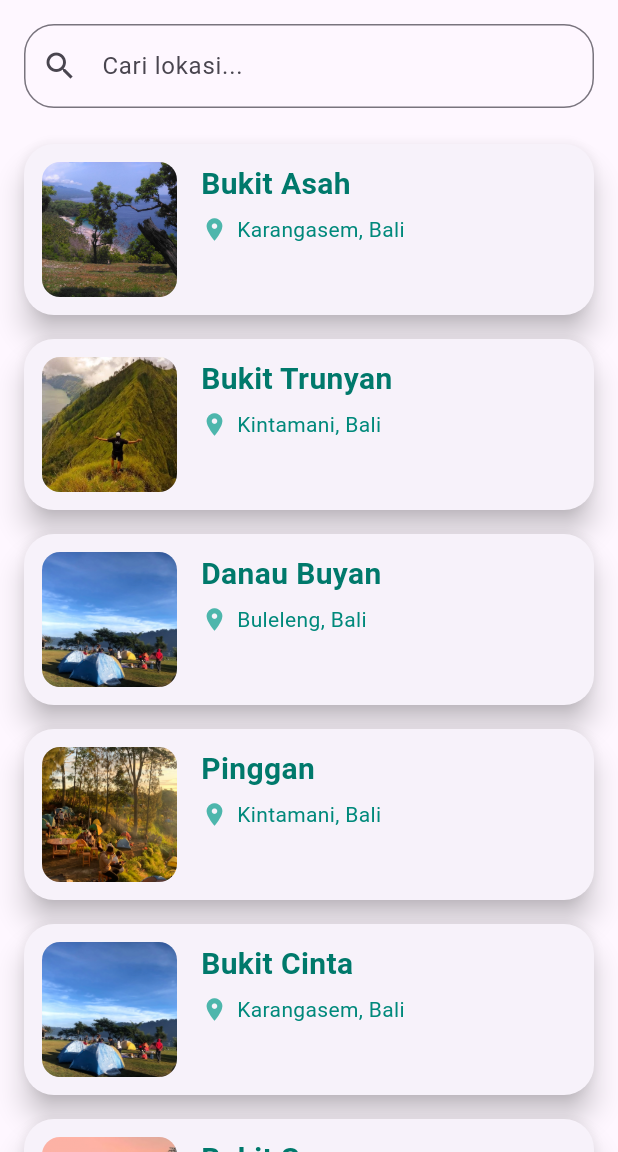
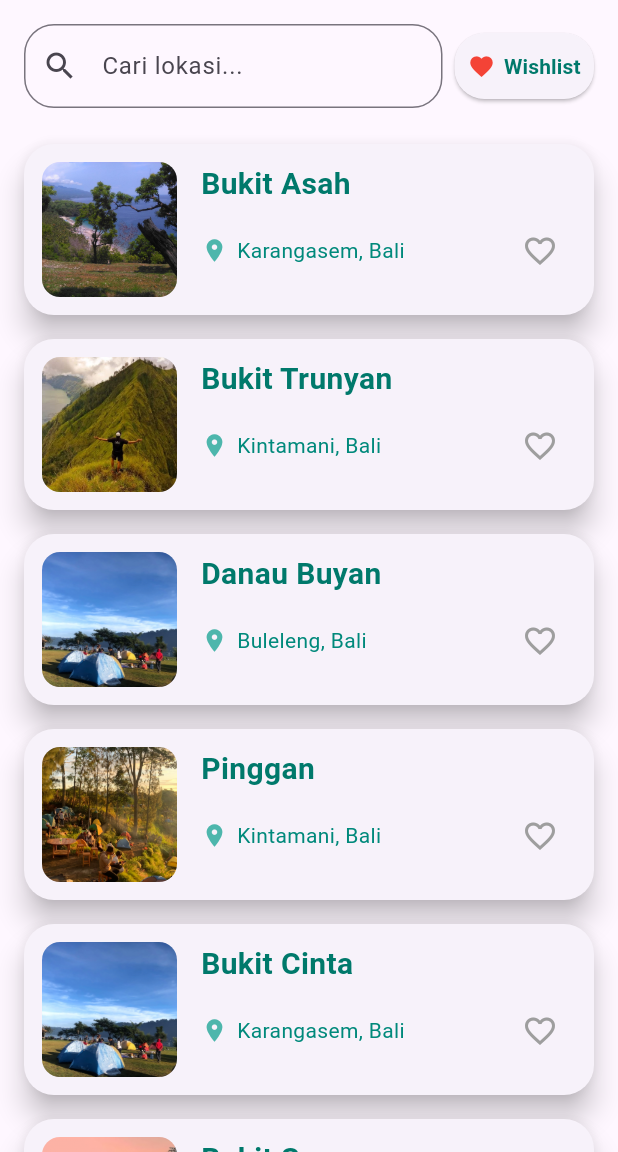
Before and after one commit to Dimata-PKL-2024/PKL-Flutter, a Flutter app: the LocationListPage screen opened by its route, on a phone screen of 412 x 824 dp, the part 84-1236 px from its top. Run offline on Flutter 3.47's test engine with Material 3 defaults, Android fonts, the phone set to English and light mode, and no system bars; our stand-ins replace get.

Commit message:
create fitur wishlist

```diff
--- a/lib/main.dart
+++ b/lib/main.dart
@@ -15,7 +15,7 @@ class MyApp extends StatelessWidget {
   Widget build(BuildContext context) {
     return GetMaterialApp(
       title: 'Camping App',
-      initialRoute: '/login',
+      initialRoute: '/equipment',
       getPages: AppRoutes.routes,
     );
   }
--- a/lib/models/location_model.dart
+++ b/lib/models/location_model.dart
@@ -10,6 +10,7 @@ class Location {
   final String bestSeason;
   final String weather;
   final String shortLocation;
+  bool isWishlisted;
 
   Location({
     required this.name,
@@ -23,6 +24,7 @@ class Location {
     required this.bestSeason,
     required this.weather,
     required this.shortLocation,
+    this.isWishlisted = false,
   });
 
   static List<Location> getLocations() {
--- a/lib/routes/app_routes.dart
+++ b/lib/routes/app_routes.dart
@@ -19,6 +19,7 @@ class AppRoutes {
   static const locationDetail = '/location_detail';
   static const equipmentList = '/equipment';
   static const equipmentRent = '/rent_equipment';
+  static const cartPage = '/cartPage';
 
   static final routes = [
     GetPage(name: home, page: () => HomePage()),
@@ -36,6 +37,8 @@ class AppRoutes {
 
     GetPage(name: login, page: () => LoginPage(), binding: AuthBinding()),
     GetPage(name: register, page: () => RegisterPage(), binding: AuthBinding()),
+
+
 
     GetPage(
       name: locationList,
--- a/lib/views/location/location_list_page.dart
+++ b/lib/views/location/location_list_page.dart
@@ -5,8 +5,17 @@ import '../../../routes/app_routes.dart';
 
 class LocationItem extends StatelessWidget {
   final Location location;
+  final VoidCallback onWishlistToggle;
+  final VoidCallback? onDelete;
+  final bool isWishlisted;
 
-  const LocationItem({Key? key, required this.location}) : super(key: key);
+  const LocationItem({
+    Key? key,
+    required this.location,
+    required this.onWishlistToggle,
+    this.onDelete,
+    required this.isWishlisted,
+  }) : super(key: key);
 
   @override
   Widget build(BuildContext context) {
@@ -65,6 +74,23 @@ class LocationItem extends StatelessWidget {
                             ),
                           ),
                         ),
+                        IconButton(
+                          icon: Icon(
+                            isWishlisted
+                                ? Icons.favorite
+                                : Icons.favorite_border,
+                            color: isWishlisted ? Colors.red : Colors.grey,
+                          ),
+                          onPressed: onWishlistToggle,
+                        ),
+                        if (onDelete != null)
+                          IconButton(
+                            icon: Icon(
+                              Icons.delete,
+                              color: Colors.grey,
+                            ),
+                            onPressed: onDelete,
+                          ),
                       ],
                     ),
                   ],
@@ -86,6 +112,7 @@ class LocationListPage extends StatefulWidget {
 class _LocationListPageState extends State<LocationListPage> {
   List<Location> locations = Location.getLocations();
   List<Location> filteredLocations = Location.getLocations();
+  List<Location> wishlist = [];
 
   void _filterLocations(String query) {
     setState(() {
@@ -96,14 +123,27 @@ class _LocationListPageState extends State<LocationListPage> {
     });
   }
 
+  void _toggleWishlist(Location location) {
+    setState(() {
+      if (wishlist.contains(location)) {
+        wishlist.remove(location);
+      } else {
+        wishlist.add(location);
+      }
+    });
+  }
+
+  void _removeFromWishlist(Location location) {
+    setState(() {
+      wishlist.remove(location);
+    });
+  }
+
   @override
   Widget build(BuildContext context) {
     return Scaffold(
       appBar: AppBar(
-        title: Text(
-          'Lokasi Camping',
-          style: TextStyle(color: Colors.white),
-        ),
+        title: Text('Lokasi Camping', style: TextStyle(color: Colors.white)),
         backgroundColor: Colors.teal[400],
         iconTheme: IconThemeData(color: Colors.white),
       ),
@@ -111,6 +151,10 @@ class _LocationListPageState extends State<LocationListPage> {
         children: [
           Padding(
             padding: const EdgeInsets.all(16.0),
+            child: Row(
+              children: [
+                Expanded(
+                  flex: 3,
                   child: TextField(
                     onChanged: _filterLocations,
                     decoration: InputDecoration(
@@ -122,12 +166,54 @@ class _LocationListPageState extends State<LocationListPage> {
                     ),
                   ),
                 ),
+                SizedBox(width: 8),
+                Expanded(
+                  flex: 1,
+                  child: ElevatedButton(
+                    onPressed: () async {
+                      final result = await Get.to(WishlistPage(
+                        wishlist: wishlist,
+                        onRemoveFromWishlist: _removeFromWishlist,
+                      ));
+                      if (result != null && result) {
+                        setState(() {});
+                      }
+                    },
+                    style: ElevatedButton.styleFrom(
+                      padding: EdgeInsets.symmetric(vertical: 12),
+                      shape: RoundedRectangleBorder(
+                        borderRadius: BorderRadius.circular(20),
+                      ),
+                    ),
+                    child: Row(
+                      mainAxisAlignment: MainAxisAlignment.center,
+                      children: [
+                        Icon(Icons.favorite, color: Colors.red),
+                        SizedBox(width: 6),
+                        Text(
+                          'Wishlist',
+                          style: TextStyle(
+                            color: Colors.teal[700],
+                            fontWeight: FontWeight.bold,
+                          ),
+                        ),
+                      ],
+                    ),
+                  ),
+                ),
+              ],
+            ),
+          ),
           Expanded(
             child: ListView.builder(
               itemCount: filteredLocations.length,
               itemBuilder: (context, index) {
                 final location = filteredLocations[index];
-                return LocationItem(location: location);
+                return LocationItem(
+                  location: location,
+                  onWishlistToggle: () => _toggleWishlist(location),
+                  isWishlisted: wishlist.contains(location),
+                );
               },
             ),
           ),
@@ -136,3 +222,49 @@ class _LocationListPageState extends State<LocationListPage> {
     );
   }
 }
+
+class WishlistPage extends StatefulWidget {
+  final List<Location> wishlist;
+  final Function(Location) onRemoveFromWishlist;
+
+  const WishlistPage({
+    Key? key,
+    required this.wishlist,
+    required this.onRemoveFromWishlist,
+  }) : super(key: key);
+
+  @override
+  _WishlistPageState createState() => _WishlistPageState();
+}
+
+class _WishlistPageState extends State<WishlistPage> {
+  @override
+  Widget build(BuildContext context) {
+    return Scaffold(
+      appBar: AppBar(
+        title: Text('Wishlist', style: TextStyle(color: Colors.white)),
+        backgroundColor: Colors.teal[400],
+        iconTheme: IconThemeData(color: Colors.white),
+      ),
+      body: widget.wishlist.isEmpty
+          ? Center(child: Text('Belum ada lokasi dalam wishlist'))
+          : ListView.builder(
+              itemCount: widget.wishlist.length,
+              itemBuilder: (context, index) {
+                final location = widget.wishlist[index];
+                return LocationItem(
+                  location: location,
+                  onWishlistToggle: () {}, // Tidak digunakan di halaman ini
+                  onDelete: () {
+                    setState(() {
+                      widget.wishlist.remove(location);
+                    });
+                    widget.onRemoveFromWishlist(location);
+                  },
+                  isWishlisted: true,
+                );
+              },
+            ),
+    );
+  }
+}
```
Also changed, not shown: lib/views/location/location_detail_page.dart (+20 -7 lines). Lines whose indentation alone changed are shown as unchanged.
